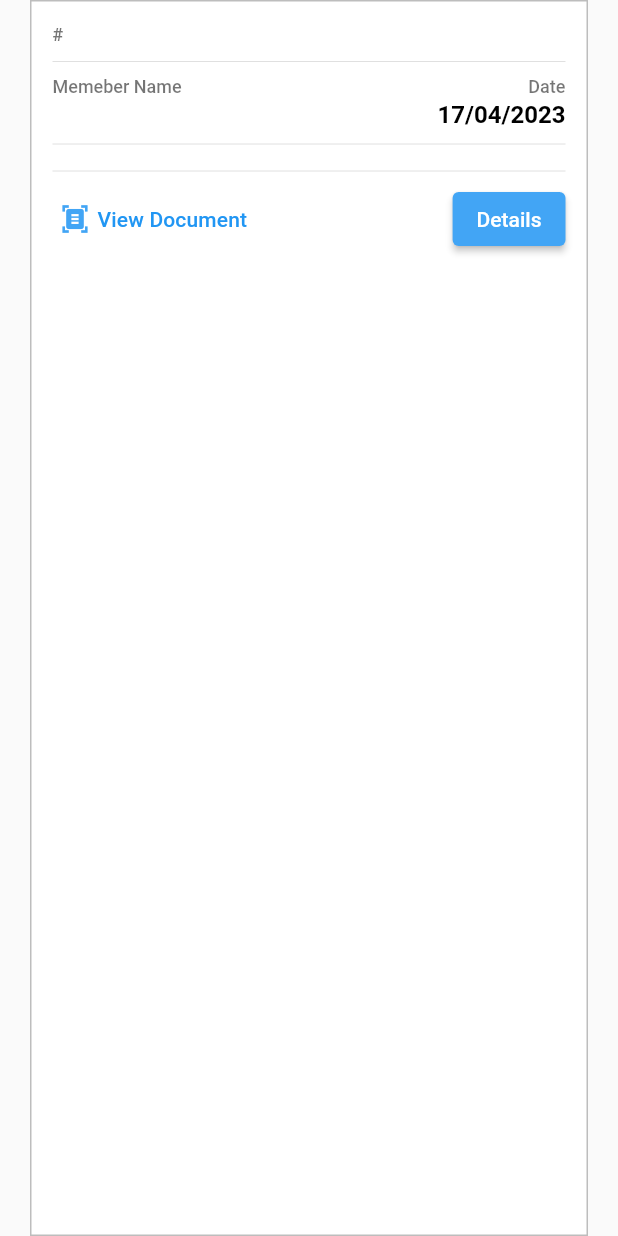
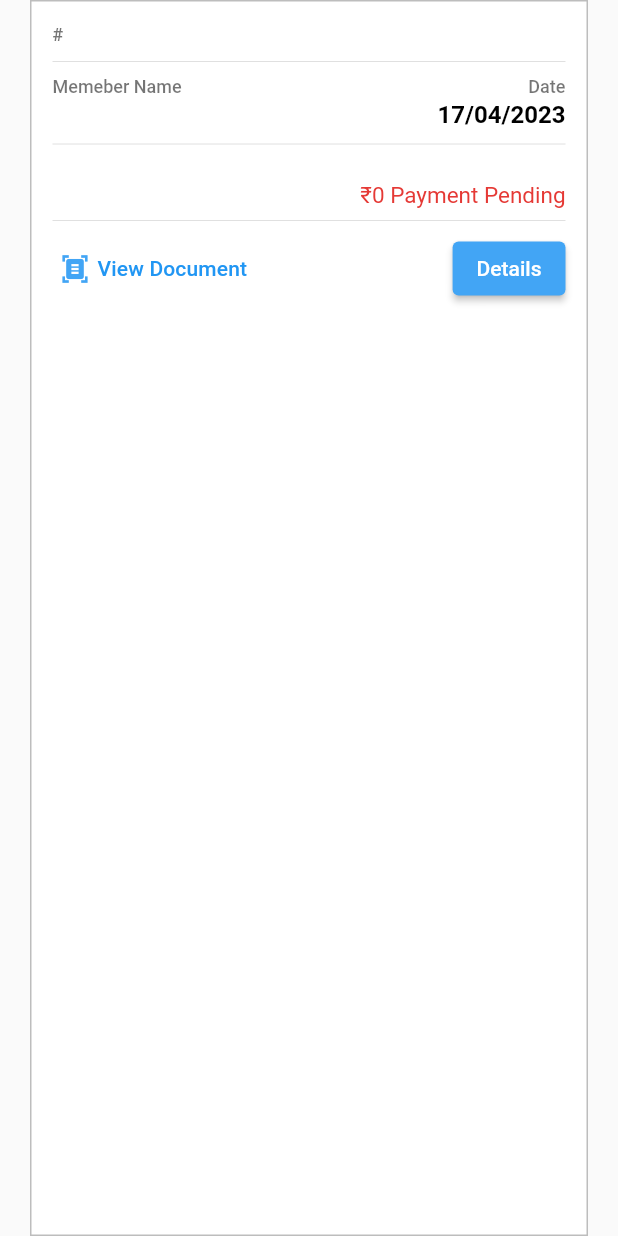
Before and after one commit to anjalivijayan1061/onlinediagnostic_user, a Flutter app: the TestBookingCard widget shown alone on an empty page, opened directly with empty values, on a phone screen of 412 x 824 dp. Run offline on Flutter 3.47's test engine with Material 2 defaults, Android fonts, the phone set to English and light mode, and no system bars; our stand-ins replace bloc, cached_network_image, file_picker, flutter_bloc, geolocator, google_maps_flutter and 2 more; missing offline and left inert: razorpay_flutter; accounts and stored records are empty; network calls fail.

Commit message:
Payments

```diff
--- a/lib/blocs/orders/orders_bloc.dart
+++ b/lib/blocs/orders/orders_bloc.dart
@@ -71,6 +71,12 @@ class OrdersBloc extends Bloc<OrdersEvent, OrdersState> {
           }
 
           add(GetOrdersEvent());
+        } else if (event is PaymentOrderEvent) {
+          await queryTable.update({
+            'payment_status': 'paid',
+            'payment_id': event.paymentId,
+          }).eq('id', event.orderId);
+          add(GetOrdersEvent());
         } else if (event is DeleteOrderEvent) {
           await queryTable.delete().eq('id', event.orderId);
           add(GetOrdersEvent());
--- a/lib/blocs/orders/orders_event.dart
+++ b/lib/blocs/orders/orders_event.dart
@@ -30,3 +30,13 @@ class DeleteOrderEvent extends OrdersEvent {
 
   DeleteOrderEvent({required this.orderId});
 }
+
+class PaymentOrderEvent extends OrdersEvent {
+  final int orderId;
+  final String paymentId;
+
+  PaymentOrderEvent({
+    required this.orderId,
+    required this.paymentId,
+  });
+}
--- a/lib/ui/screen/home_screen_sections/report_screen.dart
+++ b/lib/ui/screen/home_screen_sections/report_screen.dart
@@ -51,6 +51,11 @@ class _ReportScreenState extends State<ReportScreen> {
                             shrinkWrap: true,
                             itemBuilder: (context, index) => TestBookingCard(
                               testBookingDetails: state.orders[index],
+                              ordersBloc: BlocProvider.of<OrdersBloc>(context),
+                              onBack: () {
+                                BlocProvider.of<OrdersBloc>(context)
+                                    .add(GetOrdersEvent(status: 'complete'));
+                              },
                             ),
                             itemCount: state.orders.length,
                             separatorBuilder: (context, index) =>
--- a/lib/ui/screen/home_screen_sections/test_screen.dart
+++ b/lib/ui/screen/home_screen_sections/test_screen.dart
@@ -50,6 +50,11 @@ class _TestScreenState extends State<TestScreen> {
                             shrinkWrap: true,
                             itemBuilder: (context, index) => TestBookingCard(
                               testBookingDetails: state.orders[index],
+                              ordersBloc: BlocProvider.of<OrdersBloc>(context),
+                              onBack: () {
+                                BlocProvider.of<OrdersBloc>(context)
+                                    .add(GetOrdersEvent());
+                              },
                             ),
                             itemCount: state.orders.length,
                             separatorBuilder: (context, index) =>
--- a/lib/ui/widget/test_card.dart
+++ b/lib/ui/widget/test_card.dart
@@ -1,15 +1,20 @@
 import 'package:flutter/material.dart';
 import 'package:intl/intl.dart';
+import 'package:onlinediagnostic_user/blocs/orders/orders_bloc.dart';
 import 'package:onlinediagnostic_user/ui/screen/test_details_screen.dart';
 import 'package:onlinediagnostic_user/ui/widget/label_with_text.dart';
 import 'package:url_launcher/url_launcher.dart';
 
 class TestBookingCard extends StatelessWidget {
   final Map<String, dynamic> testBookingDetails;
+  final OrdersBloc ordersBloc;
+  final Function() onBack;
 
   const TestBookingCard({
     Key? key,
     required this.testBookingDetails,
+    required this.onBack,
+    required this.ordersBloc,
   }) : super(key: key);
 
   @override
@@ -129,14 +134,20 @@ class TestBookingCard extends StatelessWidget {
                       ),
                     )
                   : const SizedBox(),
-              testBookingDetails['payment_status'] == 'paid'
+              testBookingDetails['payment_status'] != 'paid'
                   ? Padding(
-                      padding: const EdgeInsets.all(8.0),
-                      child: Text('Total-550',
-                          textAlign: TextAlign.center,
-                          overflow: TextOverflow.ellipsis,
-                          style:
-                              TextStyle(fontSize: 15, color: Colors.red[600])),
+                      padding: const EdgeInsets.only(top: 15),
+                      child: Row(
+                        mainAxisAlignment: MainAxisAlignment.end,
+                        children: [
+                          Text(
+                              '₹${testBookingDetails['total_price']} Payment Pending',
+                              textAlign: TextAlign.end,
+                              overflow: TextOverflow.ellipsis,
+                              style: TextStyle(
+                                  fontSize: 15, color: Colors.red[600])),
+                        ],
+                      ),
                     )
                   : const SizedBox(),
               const Divider(),
@@ -179,14 +190,16 @@ class TestBookingCard extends StatelessWidget {
                           )
                         : const SizedBox(),
                     ElevatedButton(
-                      onPressed: () {
-                        Navigator.of(context).push(
+                      onPressed: () async {
+                        await Navigator.of(context).push(
                           MaterialPageRoute(
                             builder: (context) => TestDetailsScreen(
                               testDetails: testBookingDetails,
+                              ordersBloc: ordersBloc,
                             ),
                           ),
                         );
+                        onBack();
                       },
                       style: ElevatedButton.styleFrom(
                         backgroundColor: Colors.blue[400],
```
Also changed, not shown: lib/ui/screen/test_details_screen.dart (+99 -9 lines), lib/util/create_order.dart (added, +30 -0 lines), pubspec.yaml (+13 -21 lines), pubspec.lock, 2 other files.
